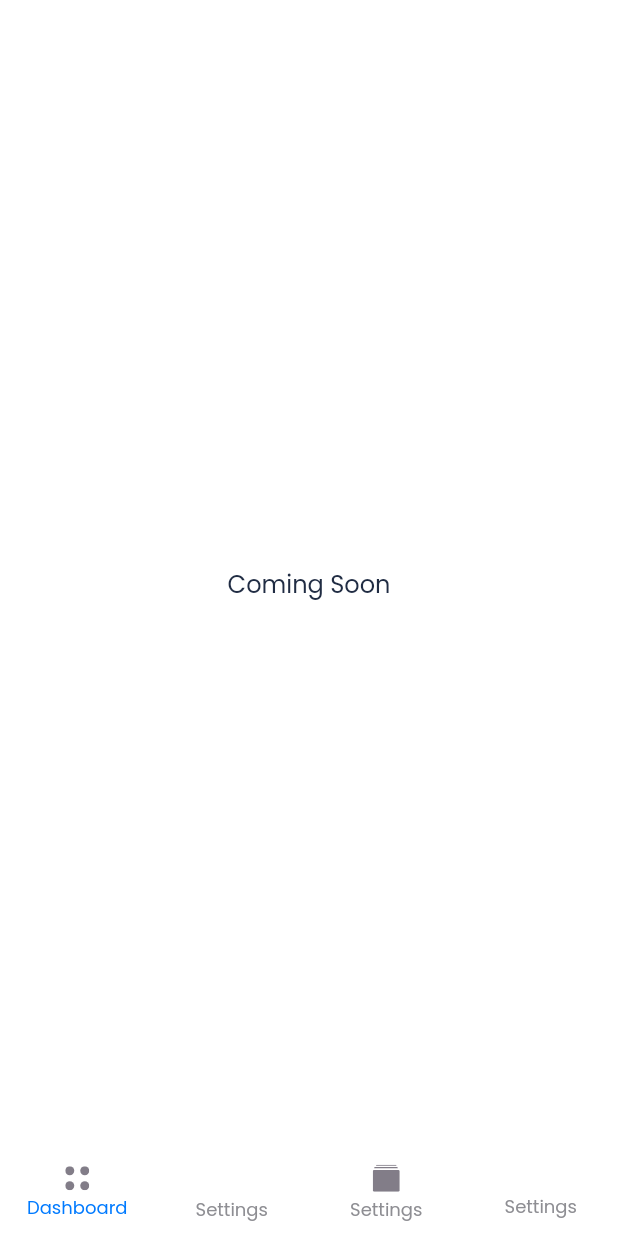
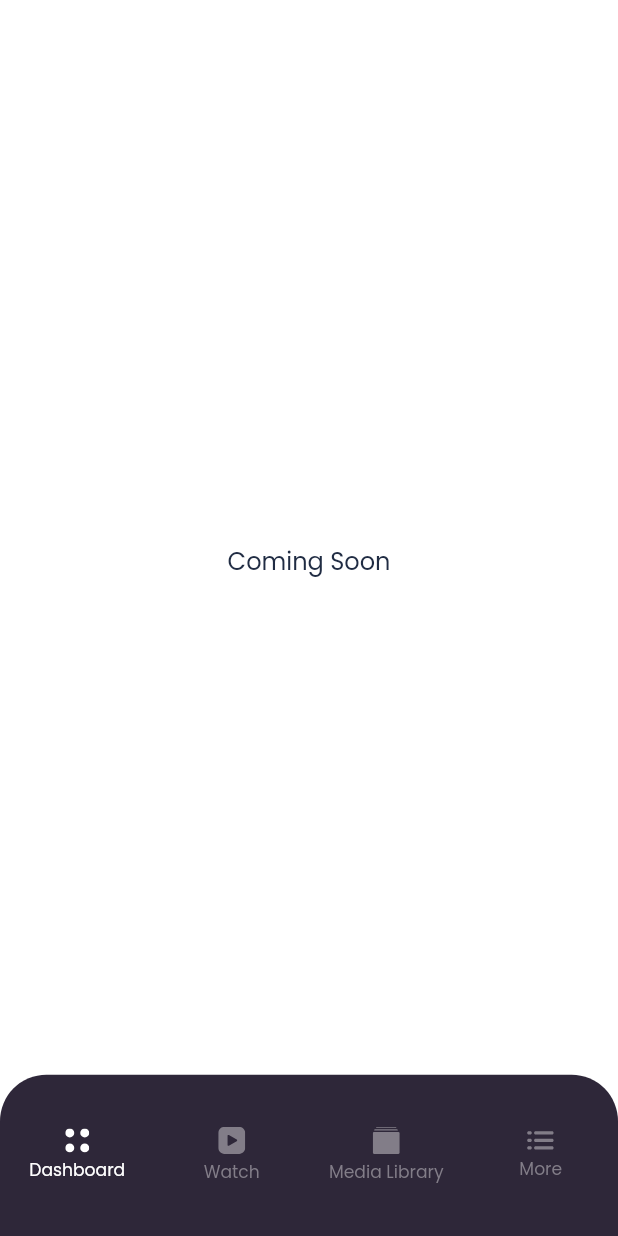
Before and after one commit to danyialkhan/muhammad_danyial_tentwenty_assignment, a Flutter app: the screen it shows after launch, on a phone screen of 412 x 824 dp. Run offline on Flutter 3.47's test engine with Material 2 defaults, Android fonts, the phone set to English and light mode, and no system bars; drawn by our look-alikes of persistent_bottom_nav_bar; our stand-ins replace dartz, device_preview, dio, easy_localization, equatable, flutter_bloc and 7 more.

Commit message:
setup home tab screen

```diff
--- a/lib/src/features/home/screens/home_tab_screen.dart
+++ b/lib/src/features/home/screens/home_tab_screen.dart
@@ -1,10 +1,14 @@
 import 'package:easy_localization/easy_localization.dart';
 import 'package:flutter/material.dart';
 import 'package:flutter_bloc/flutter_bloc.dart';
+import 'package:flutter_screenutil/flutter_screenutil.dart';
 import 'package:flutter_svg/flutter_svg.dart';
 import 'package:muhammad_danyial_tentwenty_assignment/app/asset_paths/asset_pathc.dart';
+import 'package:muhammad_danyial_tentwenty_assignment/app/localization/locale_keys.g.dart';
 import 'package:muhammad_danyial_tentwenty_assignment/src/features/common_widgets/comming_soon.dart';
 import 'package:muhammad_danyial_tentwenty_assignment/src/features/home/bloc/bloc.dart';
+import 'package:muhammad_danyial_tentwenty_assignment/utils/constants/color_constants.dart';
+import 'package:muhammad_danyial_tentwenty_assignment/utils/constants/text_styles.dart';
 import 'package:muhammad_danyial_tentwenty_assignment/utils/globals.dart';
 import 'package:persistent_bottom_nav_bar/persistent_tab_view.dart';
 
@@ -40,30 +44,50 @@ class _HomeTabScreenContentState extends State<HomeTabScreenContent> {
 
   List<Widget> _buildScreens() {
     return [
-      ComingSoon(),
-      ComingSoon(),
-      ComingSoon(),
-      ComingSoon(),
+      const ComingSoon(),
+      const ComingSoon(),
+      const ComingSoon(),
+      const ComingSoon(),
     ];
   }
 
   List<PersistentBottomNavBarItem> _navBarsItems() {
     return [
       PersistentBottomNavBarItem(
-        icon: SvgPicture.asset(AssetPaths.dashboardIconPath),
-        title: ("dashboard".tr()),
+        icon: SvgPicture.asset(AssetPaths.dashboardIconPath, color: ColorConstants.primaryAppColor),
+        title: (LocaleKeys.dashboard.tr()),
+        inactiveColorPrimary: ColorConstants.inactiveIconColor,
+        activeColorPrimary: ColorConstants.primaryAppColor,
+        textStyle: context.getBodyText1TextStyle(fontSize: 10.sp),
+        iconSize: 18.h,
+        inactiveIcon: SvgPicture.asset(AssetPaths.dashboardIconPath, color: ColorConstants.inactiveIconColor),
       ),
       PersistentBottomNavBarItem(
-        icon: SvgPicture.asset(AssetPaths.watchIconPath),
-        title: ("Settings"),
+        icon: SvgPicture.asset(AssetPaths.watchIconPath, color: ColorConstants.primaryAppColor),
+        title: (LocaleKeys.watch.tr()),
+        inactiveColorPrimary: ColorConstants.inactiveIconColor,
+        activeColorPrimary: ColorConstants.primaryAppColor,
+        textStyle: context.getBodyText1TextStyle(fontSize: 10.sp),
+        iconSize: 18.h,
+        inactiveIcon: SvgPicture.asset(AssetPaths.watchIconPath, color: ColorConstants.inactiveIconColor),
       ),
       PersistentBottomNavBarItem(
-        icon: SvgPicture.asset(AssetPaths.mediaLibraryIconPath),
-        title: ("Settings"),
+        icon: SvgPicture.asset(AssetPaths.mediaLibraryIconPath, color: ColorConstants.primaryAppColor),
+        title: (LocaleKeys.media_library.tr()),
+        inactiveColorPrimary: ColorConstants.inactiveIconColor,
+        activeColorPrimary: ColorConstants.primaryAppColor,
+        textStyle: context.getBodyText1TextStyle(fontSize: 10.sp),
+        iconSize: 18.h,
+        inactiveIcon: SvgPicture.asset(AssetPaths.mediaLibraryIconPath, color: ColorConstants.inactiveIconColor),
       ),
       PersistentBottomNavBarItem(
-        icon: SvgPicture.asset(AssetPaths.moreIconPath),
-        title: ("Settings"),
+        icon: SvgPicture.asset(AssetPaths.moreIconPath, color: ColorConstants.primaryAppColor),
+        title: (LocaleKeys.more.tr()),
+        inactiveColorPrimary: ColorConstants.inactiveIconColor,
+        activeColorPrimary: ColorConstants.primaryAppColor,
+        textStyle: context.getBodyText1TextStyle(fontSize: 10.sp),
+        iconSize: 18.h,
+        inactiveIcon: SvgPicture.asset(AssetPaths.moreIconPath, color: ColorConstants.inactiveIconColor),
       ),
     ];
   }
@@ -76,14 +100,16 @@ class _HomeTabScreenContentState extends State<HomeTabScreenContent> {
       screens: _buildScreens(),
       items: _navBarsItems(),
       confineInSafeArea: true,
-      backgroundColor: Colors.white, // Default is Colors.white.
+      navBarHeight: 90.h,
+      padding: NavBarPadding.only(bottom: 25.h, top: 20.h),
+      backgroundColor: ColorConstants.secondaryAppColor, // Default is Colors.white.
       handleAndroidBackButtonPress: true, // Default is true.
       resizeToAvoidBottomInset: true, // This needs to be true if you want to move up the screen when keyboard appears. Default is true.
       stateManagement: true, // Default is true.
       hideNavigationBarWhenKeyboardShows: true, // Recommended to set 'resizeToAvoidBottomInset' as true while using this argument. Default is true.
       decoration: NavBarDecoration(
-        borderRadius: BorderRadius.circular(10.0),
-        colorBehindNavBar: Colors.white,
+        borderRadius: BorderRadius.circular(27.r),
+        colorBehindNavBar: ColorConstants.secondaryAppColor,
       ),
       popAllScreensOnTapOfSelectedTab: true,
       popActionScreens: PopActionScreensType.all,
--- a/lib/utils/constants/color_constants.dart
+++ b/lib/utils/constants/color_constants.dart
@@ -8,6 +8,7 @@ class ColorConstants {
   static Color secondaryFontColor = const Color(0xFFDBDBDF);
   static Color activeFontColor = const Color(0xFF202C43);
   static Color secondaryAppColor = const Color(0xFF2E2739);
+  static Color inactiveIconColor = const Color(0xFF827D88);
   static Color secondaryAppGreyColor = const Color(0xFFEFEFEF);
   static Color secondaryAppGreenLightColor = const Color(0xFFEAF8E7);
   static Color secondaryDarkAppColor = Colors.white;
```
Also changed, not shown: pubspec.yaml (+8 -8 lines).
